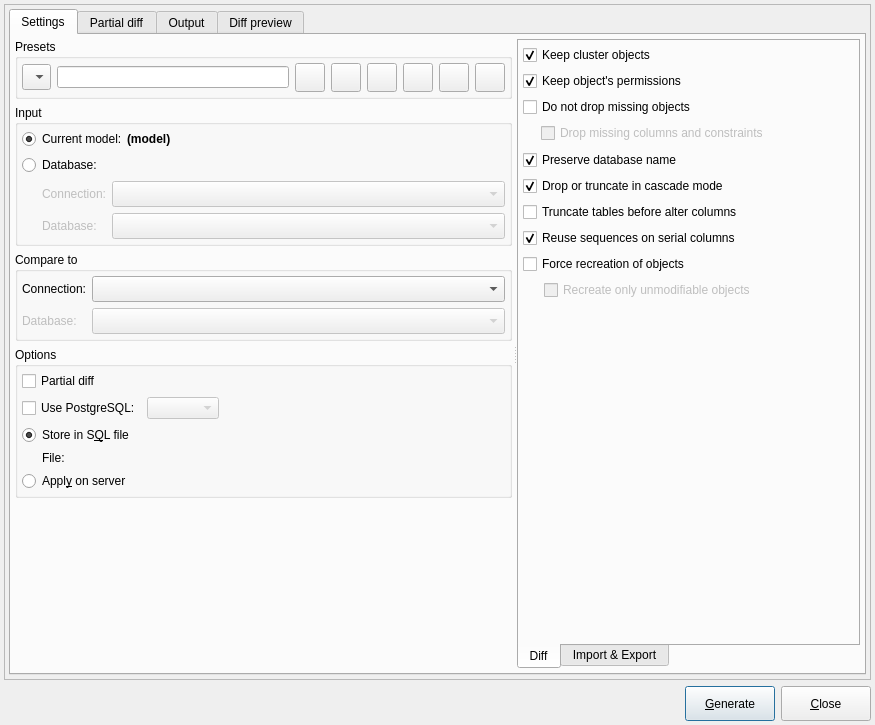
First picture: the form in libpgmodeler_ui/ui/modeldatabasediffform.ui, repository pgmodeler/pgmodeler, before the edit.
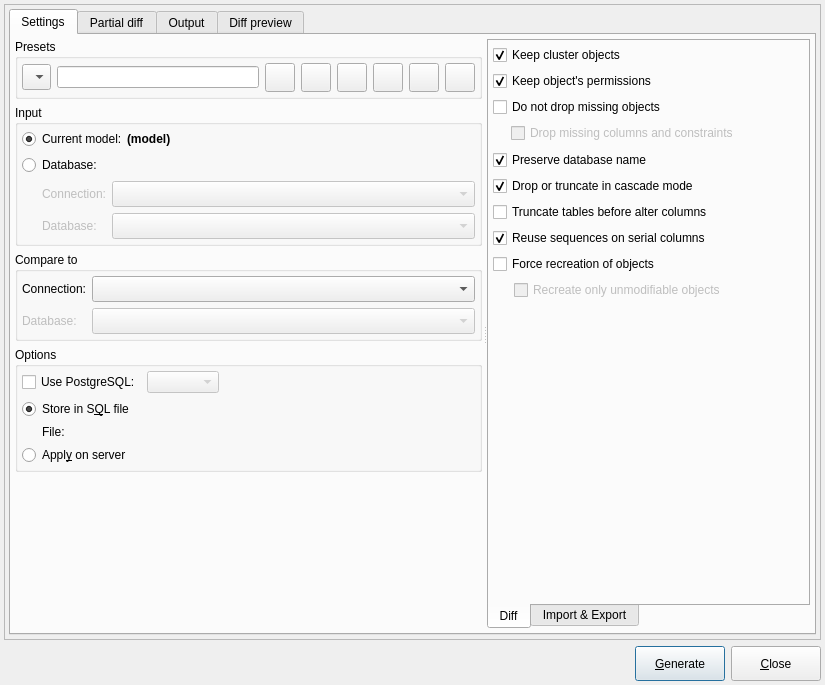
Second picture: the form after the edit. Icons and pictures are not drawn.

```diff
--- a/libpgmodeler_ui/ui/modeldatabasediffform.ui
+++ b/libpgmodeler_ui/ui/modeldatabasediffform.ui
@@ -9,8 +9,8 @@
    <rect>
     <x>0</x>
     <y>0</y>
-    <width>875</width>
-    <height>725</height>
+    <width>825</width>
+    <height>685</height>
    </rect>
   </property>
   <property name="sizePolicy">
@@ -21,8 +21,8 @@
   </property>
   <property name="minimumSize">
    <size>
-    <width>850</width>
-    <height>725</height>
+    <width>825</width>
+    <height>685</height>
    </size>
   </property>
   <property name="maximumSize">
@@ -683,13 +683,6 @@
                  <property name="bottomMargin">
                   <number>4</number>
                  </property>
-                 <item>
-                  <widget class="QCheckBox" name="partial_diff_chk">
-                   <property name="text">
-                    <string>Partial diff</string>
-                   </property>
-                  </widget>
-                 </item>
                  <item>
                   <layout class="QHBoxLayout" name="horizontalLayout_17">
                    <property name="spacing">
```
